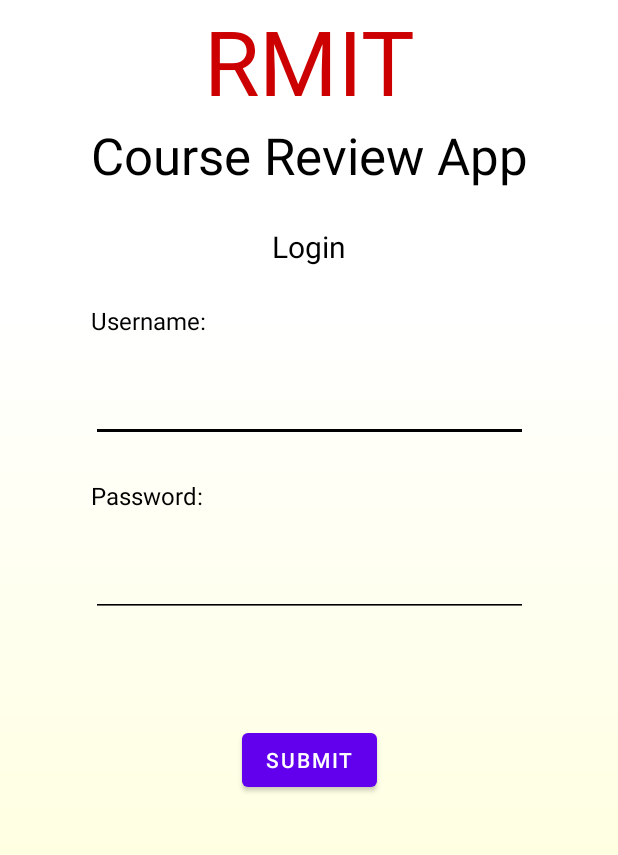
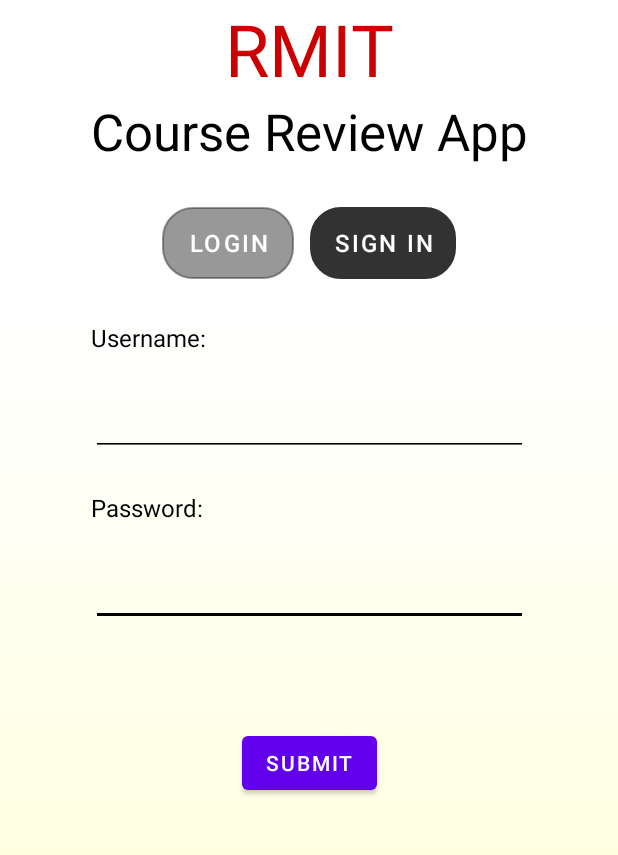
Before and after one commit to hoang-10n/Assignment1, an Android app: the screen it shows after launch (MainActivity), on a phone screen of 412 x 824 dp, the part 345-1200 px from its top. Run offline under Robolectric (Android 15) with nearby library versions, the light colour scheme and no system bars.

Commit message:
Sign in & noti
Add sign in and notification

```diff
--- a/app/src/main/java/com/example/assignment1/Activity/AddActivity.java
+++ b/app/src/main/java/com/example/assignment1/Activity/AddActivity.java
@@ -36,8 +36,6 @@
                 warning.setVisibility(View.VISIBLE);
             } else {
                 warning.setVisibility(View.INVISIBLE);
-//                Review review = new Review(codeTxt, nameTxt, majorTxt, "", descriptionInput.getText().toString());
-//                JsonHelper.addReview(getApplicationContext(), review);
                 Intent intent = new Intent(AddActivity.this, HomeActivity.class);
                 intent.putExtra("code", codeTxt);
                 intent.putExtra("name", nameTxt);
--- a/app/src/main/java/com/example/assignment1/Activity/HomeActivity.java
+++ b/app/src/main/java/com/example/assignment1/Activity/HomeActivity.java
@@ -23,7 +23,6 @@
     private MyReviewFragment myReviewFragment;
     private AllReviewFragment allReviewFragment;
 
-    @SuppressLint("ResourceAsColor")
     @Override
     protected void onCreate(Bundle savedInstanceState) {
         super.onCreate(savedInstanceState);
--- a/app/src/main/java/com/example/assignment1/Activity/MainActivity.java
+++ b/app/src/main/java/com/example/assignment1/Activity/MainActivity.java
@@ -2,55 +2,99 @@
 
 import android.annotation.SuppressLint;
 import android.content.Intent;
-import android.graphics.PorterDuff;
+import android.os.Build;
 import android.os.Bundle;
-import android.view.View;
 import android.widget.Button;
 import android.widget.EditText;
 import android.widget.TextView;
 
+import androidx.annotation.RequiresApi;
 import androidx.appcompat.app.AppCompatActivity;
 
 import com.example.assignment1.Helper.DatabaseHelper;
 import com.example.assignment1.Helper.FileHelper;
 import com.example.assignment1.Helper.JsonHelper;
+import com.example.assignment1.Helper.NotificationHelper;
 import com.example.assignment1.Model.Account;
 import com.example.assignment1.R;
 
 public class MainActivity extends AppCompatActivity {
-    private Button submitBtn;
+    private Button submitBtn, loginBtn, signInBtn;
     private EditText usernameInput, passwordInput;
     private TextView warning;
+    private boolean isSignIn = false;
+    private NotificationHelper notiHelper;
 
-    @SuppressLint("SetTextI18n")
-    private void verify(String username, String password) {
+    private void verifyLogin(String username, String password) {
         if (username.equals("") || password.equals("")) {
             warning.setText("Please fill all fields");
             return;
         }
-        DatabaseHelper helper = new DatabaseHelper(getApplicationContext());
-        Account account = helper.getAccountByUsername(username);
+        DatabaseHelper dataHelper = new DatabaseHelper(getApplicationContext());
+        Account account = dataHelper.getAccountByUsername(username);
         if (account == null) warning.setText("No account found");
         else if (!password.equals(account.getPassword())) warning.setText("Wrong password");
         else {
             warning.setText("");
+            dataHelper.deleteAccountByUsername("me");
             JsonHelper.init(username, FileHelper.load(getApplicationContext()));
             Intent intent = new Intent(MainActivity.this, HomeActivity.class);
-            intent.putExtra("username",  username);
+            intent.putExtra("username", username);
             startActivity(intent);
         }
     }
 
+    @RequiresApi(api = Build.VERSION_CODES.O)
+    private void verifySignIn(String username, String password) {
+        if (username.equals("") || password.equals("")) {
+            warning.setText("Please fill all fields");
+            return;
+        }
+        DatabaseHelper dataHelper = new DatabaseHelper(getApplicationContext());
+        Account account = dataHelper.getAccountByUsername(username);
+        if (account != null) warning.setText("Account existed");
+        else {
+            notiHelper.createNotification("RMIT course review", "Account \"" + username + "\" have been registered");
+            warning.setText("");
+            dataHelper.addAccount(new Account(username, password));
+            JsonHelper.init(username, FileHelper.load(getApplicationContext()));
+            Intent intent = new Intent(MainActivity.this, HomeActivity.class);
+            intent.putExtra("username", username);
+            startActivity(intent);
+        }
+    }
+
+    @RequiresApi(api = Build.VERSION_CODES.O)
     @Override
     protected void onCreate(Bundle savedInstanceState) {
         super.onCreate(savedInstanceState);
         setContentView(R.layout.activity_main);
+        notiHelper = new NotificationHelper(MainActivity.class, this);
 
         submitBtn = findViewById(R.id.main_submit_btn);
+        loginBtn = findViewById(R.id.main_login_btn);
+        signInBtn = findViewById(R.id.main_sign_in_btn);
         usernameInput = findViewById(R.id.main_username_input);
         passwordInput = findViewById(R.id.main_password_input);
         warning = findViewById(R.id.main_warning);
 
-        submitBtn.setOnClickListener(v -> verify(usernameInput.getText().toString(), passwordInput.getText().toString()));
+        submitBtn.setOnClickListener(v -> {
+            if (isSignIn)
+                verifySignIn(usernameInput.getText().toString(), passwordInput.getText().toString());
+            else
+                verifyLogin(usernameInput.getText().toString(), passwordInput.getText().toString());
+        });
+
+        loginBtn.setOnClickListener(v -> {
+            isSignIn = false;
+            loginBtn.setEnabled(false);
+            signInBtn.setEnabled(true);
+        });
+
+        signInBtn.setOnClickListener(v -> {
+            isSignIn = true;
+            loginBtn.setEnabled(true);
+            signInBtn.setEnabled(false);
+        });
     }
 }
--- a/app/src/main/java/com/example/assignment1/Activity/ReviewActivity.java
+++ b/app/src/main/java/com/example/assignment1/Activity/ReviewActivity.java
@@ -2,6 +2,7 @@
 
 import androidx.appcompat.app.AppCompatActivity;
 
+import android.annotation.SuppressLint;
 import android.content.Intent;
 import android.os.Bundle;
 import android.view.View;
--- a/app/src/main/java/com/example/assignment1/Fragment/AllReviewFragment.java
+++ b/app/src/main/java/com/example/assignment1/Fragment/AllReviewFragment.java
@@ -32,7 +32,7 @@
         if (allReviews.isEmpty()) return allReviewView;
 
         for (int i = 0; i < allReviews.size(); i++) {
-            @SuppressLint("InflateParams") View temp = inflater.inflate(R.layout.review_block, null);
+            View temp = inflater.inflate(R.layout.review_block, null);
             temp.setId(i);
             TextView codeTxt = temp.findViewById(R.id.code);
             TextView nameTxt = temp.findViewById(R.id.name);
--- a/app/src/main/java/com/example/assignment1/Fragment/MyReviewFragment.java
+++ b/app/src/main/java/com/example/assignment1/Fragment/MyReviewFragment.java
@@ -23,7 +23,6 @@
 import java.util.ArrayList;
 
 public class MyReviewFragment extends Fragment {
-    @SuppressLint("ResourceType")
     @Override
     public View onCreateView(@NonNull LayoutInflater inflater, ViewGroup container,
                              Bundle savedInstanceState) {
@@ -37,7 +36,7 @@
         if (myReviews.isEmpty()) return myReviewView;
 
         for (int i = 0; i < myReviews.size(); i++) {
-            @SuppressLint("InflateParams") View temp = inflater.inflate(R.layout.review_block, null);
+            View temp = inflater.inflate(R.layout.review_block, null);
             temp.setId(i);
             TextView codeTxt = temp.findViewById(R.id.code);
             TextView nameTxt = temp.findViewById(R.id.name);
--- a/app/src/main/java/com/example/assignment1/Helper/DatabaseHelper.java
+++ b/app/src/main/java/com/example/assignment1/Helper/DatabaseHelper.java
@@ -34,6 +34,7 @@
                 new String[]{username}, null, null, null);
         if (cursor != null) cursor.moveToFirst();
         else return null;
+        if (cursor.getCount() == 0) return null;
         return new Account(cursor.getString(0), cursor.getString(1), cursor.getString(2));
     }
 
--- a/app/src/main/java/com/example/assignment1/Helper/JsonHelper.java
+++ b/app/src/main/java/com/example/assignment1/Helper/JsonHelper.java
@@ -16,7 +16,6 @@
     public static void init(String username, String reviewJSON) {
         JsonHelper.username = username;
         JsonHelper.reviews = new Gson().fromJson(reviewJSON, new TypeToken<List<Review>>() {}.getType());
-        System.out.println("OK");
     }
 
     public static ArrayList<Review> getAllReviews() {
--- /dev/null
+++ b/app/src/main/java/com/example/assignment1/Helper/NotificationHelper.java
@@ -0,0 +1,62 @@
+package com.example.assignment1.Helper;
+
+import android.app.Notification;
+import android.app.NotificationChannel;
+import android.app.NotificationManager;
+import android.app.PendingIntent;
+import android.content.Context;
+import android.content.Intent;
+import android.os.Build;
+import com.example.assignment1.R;
+
+import androidx.annotation.RequiresApi;
+import androidx.core.app.NotificationCompat;
+
+import static android.content.Context.NOTIFICATION_SERVICE;
+
+public class NotificationHelper {
+    private Class<?> classForNotification;
+    private Context context;
+    private final String CHANNEL_ID = "my_channel";
+    private int notificationId;
+
+    public NotificationHelper(Class<?> classForNotification, Context context) {
+        this.classForNotification = classForNotification;
+        this.context = context;
+        notificationId = 0;
+        createNotificationChannel();
+    }
+
+    @RequiresApi(api = Build.VERSION_CODES.O)
+    public void createNotification(String title, String content) {
+        NotificationCompat.Builder notifyDialog = new NotificationCompat.Builder(context, CHANNEL_ID);
+        Intent notifyIntent = new Intent(context, classForNotification);
+        PendingIntent notifyPendingIntent = PendingIntent.getActivity
+                (context, 0, notifyIntent, PendingIntent.FLAG_UPDATE_CURRENT);
+        notifyDialog
+                .setSmallIcon(R.drawable.logo)
+                .setContentTitle(title)
+                .setContentText(content)
+                .setAutoCancel(true)
+                .setContentIntent(notifyPendingIntent)
+                .setPriority(Notification.PRIORITY_MAX);
+        Notification notification = notifyDialog.build();
+        NotificationManager notificationManager = (NotificationManager) context.getSystemService(NOTIFICATION_SERVICE);
+        notificationManager.notify(notificationId, notification);
+        notificationId ++;
+    }
+
+    private void createNotificationChannel() {
+        // Create the NotificationChannel, but only on API 26+ because
+        // the NotificationChannel class is new and not in the support library
+        if (Build.VERSION.SDK_INT >= Build.VERSION_CODES.O) {
+            int importance = NotificationManager.IMPORTANCE_DEFAULT;
+            NotificationChannel channel = new NotificationChannel(CHANNEL_ID, "My name", importance);
+            channel.setDescription("This is the description");
+            // Register the channel with the system; you can't change the importance
+            // or other notification behaviors after this
+            NotificationManager notificationManager = context.getSystemService(NotificationManager.class);
+            notificationManager.createNotificationChannel(channel);
+        }
+    }
+}
--- a/app/src/main/java/com/example/assignment1/Model/Account.java
+++ b/app/src/main/java/com/example/assignment1/Model/Account.java
@@ -4,6 +4,7 @@
 
 import java.text.SimpleDateFormat;
 import java.util.Date;
+import java.util.Locale;
 
 public class Account {
     private String username;
@@ -13,7 +14,7 @@
     public Account(String username, String password) {
         this.username = username;
         this.password = password;
-        @SuppressLint("SimpleDateFormat") SimpleDateFormat dateFormat = new SimpleDateFormat("yyyy-MM-dd");
+        SimpleDateFormat dateFormat = new SimpleDateFormat("yyyy-MM-dd", Locale.getDefault());
         createdDate = dateFormat.format(new Date());
     }
 
--- a/app/src/main/java/com/example/assignment1/Model/Review.java
+++ b/app/src/main/java/com/example/assignment1/Model/Review.java
@@ -4,6 +4,7 @@
 
 import java.text.SimpleDateFormat;
 import java.util.Date;
+import java.util.Locale;
 
 public class Review {
     private String code;
@@ -14,20 +15,18 @@
     private String author;
     private String description;
 
-    @SuppressLint("SimpleDateFormat")
     public Review(String code, String name, String major, String author, String description) {
         this.code = code;
         this.name = name;
         this.major = major;
         this.author = author;
         this.description = description;
-        SimpleDateFormat dateFormat = new SimpleDateFormat("yyyy-MM-dd");
+        SimpleDateFormat dateFormat = new SimpleDateFormat("yyyy-MM-dd", Locale.getDefault());
         String date = dateFormat.format(new Date());
         created = date;
         updated = date;
     }
 
-    @SuppressLint("SimpleDateFormat")
     public Review(String code, String name, String major, String created, String updated, String author, String description) {
         this.code = code;
         this.name = name;
--- a/app/src/main/res/layout/activity_main.xml
+++ b/app/src/main/res/layout/activity_main.xml
@@ -13,7 +13,7 @@
         android:layout_height="wrap_content"
         android:text="RMIT"
         android:textColor="@android:color/holo_red_dark"
-        android:textSize="60sp"
+        android:textSize="48sp"
         app:layout_constraintEnd_toEndOf="parent"
         app:layout_constraintHorizontal_bias="0.5"
         app:layout_constraintStart_toStartOf="parent"
@@ -40,18 +40,33 @@
         app:layout_constraintTop_toTopOf="parent"
         app:srcCompat="@drawable/logo" />
 
-    <TextView
-        android:id="@+id/main_login"
-        android:layout_width="wrap_content"
+    <EditText
+        android:id="@+id/main_username_input"
+        android:layout_width="291dp"
         android:layout_height="wrap_content"
-        android:text="Login"
+        android:ems="10"
+        android:inputType="textPersonName"
         android:textColor="@color/black"
-        android:textSize="20sp"
-        app:layout_constraintBottom_toTopOf="@+id/main_username"
+        app:backgroundTint="@color/black"
+        app:layout_constraintBottom_toTopOf="@+id/main_warning"
         app:layout_constraintEnd_toEndOf="parent"
         app:layout_constraintHorizontal_bias="0.5"
         app:layout_constraintStart_toStartOf="parent"
-        app:layout_constraintTop_toBottomOf="@+id/main_name" />
+        app:layout_constraintTop_toBottomOf="@+id/main_password" />
+
+    <EditText
+        android:id="@+id/main_password_input"
+        android:layout_width="291dp"
+        android:layout_height="wrap_content"
+        android:ems="10"
+        android:inputType="textPassword"
+        android:textColor="@color/black"
+        app:backgroundTint="@color/black"
+        app:layout_constraintBottom_toTopOf="@+id/main_password"
+        app:layout_constraintEnd_toEndOf="parent"
+        app:layout_constraintHorizontal_bias="0.5"
+        app:layout_constraintStart_toStartOf="parent"
+        app:layout_constraintTop_toBottomOf="@+id/main_username" />
 
     <TextView
         android:id="@+id/main_username"
@@ -60,9 +75,9 @@
         android:text="Username:"
         android:textColor="@color/black"
         android:textSize="16sp"
-        app:layout_constraintBottom_toTopOf="@+id/main_username_input"
-        app:layout_constraintStart_toStartOf="@+id/main_username_input"
-        app:layout_constraintTop_toBottomOf="@+id/main_login" />
+        app:layout_constraintBottom_toTopOf="@+id/main_password_input"
+        app:layout_constraintStart_toStartOf="@+id/main_password_input"
+        app:layout_constraintTop_toBottomOf="@+id/linearLayout" />
 
     <TextView
         android:id="@+id/main_password"
@@ -71,37 +86,9 @@
         android:text="Password:"
         android:textColor="@color/black"
         android:textSize="16sp"
-        app:layout_constraintBottom_toTopOf="@+id/main_password_input"
-        app:layout_constraintStart_toStartOf="@+id/main_password_input"
-        app:layout_constraintTop_toBottomOf="@+id/main_username_input" />
-
-    <EditText
-        android:id="@+id/main_username_input"
-        android:layout_width="0dp"
-        android:layout_height="wrap_content"
-        android:ems="10"
-        android:inputType="textPersonName"
-        android:textColor="@color/black"
-        app:backgroundTint="@color/black"
-        app:layout_constraintBottom_toTopOf="@+id/main_password"
-        app:layout_constraintEnd_toEndOf="@+id/main_name"
-        app:layout_constraintHorizontal_bias="0.5"
-        app:layout_constraintStart_toStartOf="@+id/main_name"
-        app:layout_constraintTop_toBottomOf="@+id/main_username" />
-
-    <EditText
-        android:id="@+id/main_password_input"
-        android:layout_width="0dp"
-        android:layout_height="wrap_content"
-        android:ems="10"
-        android:inputType="textPassword"
-        android:textColor="@color/black"
-        app:backgroundTint="@color/black"
-        app:layout_constraintBottom_toTopOf="@+id/main_warning"
-        app:layout_constraintEnd_toEndOf="@+id/main_name"
-        app:layout_constraintHorizontal_bias="0.5"
-        app:layout_constraintStart_toStartOf="@+id/main_name"
-        app:layout_constraintTop_toBottomOf="@+id/main_password" />
+        app:layout_constraintBottom_toTopOf="@+id/main_username_input"
+        app:layout_constraintStart_toStartOf="@+id/main_username_input"
+        app:layout_constraintTop_toBottomOf="@+id/main_password_input" />
 
     <Button
         android:id="@+id/main_submit_btn"
@@ -114,13 +101,6 @@
         app:layout_constraintStart_toStartOf="parent"
         app:layout_constraintTop_toBottomOf="@+id/main_warning" />
 
-    <androidx.constraintlayout.widget.Guideline
-        android:id="@+id/guideline9"
-        android:layout_width="wrap_content"
-        android:layout_height="wrap_content"
-        android:orientation="horizontal"
-        app:layout_constraintGuide_percent="0.95" />
-
     <TextView
         android:id="@+id/main_warning"
         android:layout_width="wrap_content"
@@ -131,6 +111,50 @@
         app:layout_constraintEnd_toEndOf="parent"
         app:layout_constraintHorizontal_bias="0.5"
         app:layout_constraintStart_toStartOf="parent"
-        app:layout_constraintTop_toBottomOf="@+id/main_password_input" />
+        app:layout_constraintTop_toBottomOf="@+id/main_username_input" />
+
+    <androidx.constraintlayout.widget.Guideline
+        android:id="@+id/guideline9"
+        android:layout_width="wrap_content"
+        android:layout_height="wrap_content"
+        android:orientation="horizontal"
+        app:layout_constraintGuide_percent="0.95" />
+
+    <LinearLayout
+        android:id="@+id/linearLayout"
+        android:layout_width="wrap_content"
+        android:layout_height="wrap_content"
+        android:orientation="horizontal"
+        app:layout_constraintBottom_toTopOf="@+id/main_username"
+        app:layout_constraintEnd_toEndOf="parent"
+        app:layout_constraintHorizontal_bias="0.5"
+        app:layout_constraintStart_toStartOf="parent"
+        app:layout_constraintTop_toBottomOf="@+id/main_name">
+
+        <Button
+            android:id="@+id/main_login_btn"
+            android:layout_width="wrap_content"
+            android:layout_height="wrap_content"
+            android:layout_margin="5sp"
+            android:background="@drawable/custom_border"
+            android:enabled="false"
+            android:text="Login"
+            android:textColor="@color/white"
+            android:textSize="16sp"
+            app:backgroundTint="@android:color/secondary_text_light" />
+
+        <Button
+            android:id="@+id/main_sign_in_btn"
+            android:layout_width="wrap_content"
+            android:layout_height="wrap_content"
+            android:layout_margin="5sp"
+            android:background="@drawable/custom_border"
+            android:text="Sign in"
+            android:textColor="@color/white"
+            android:textSize="16sp"
+            app:backgroundTint="@android:color/secondary_text_light" />
+
+    </LinearLayout>
+
 
 </androidx.constraintlayout.widget.ConstraintLayout>
```
